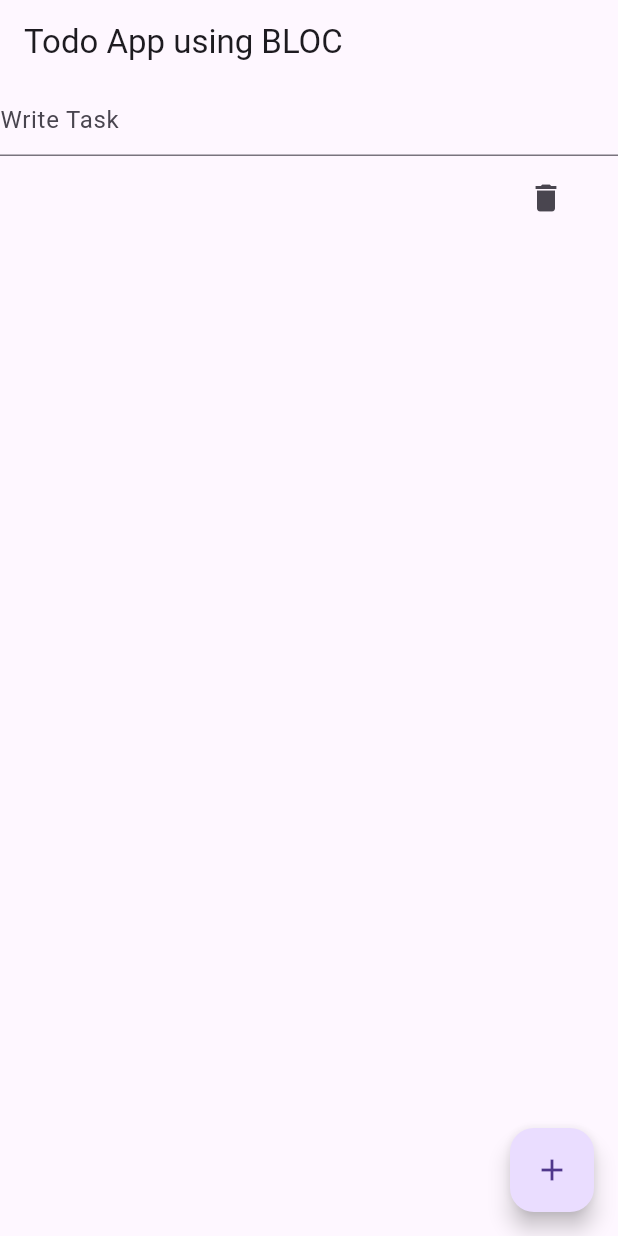
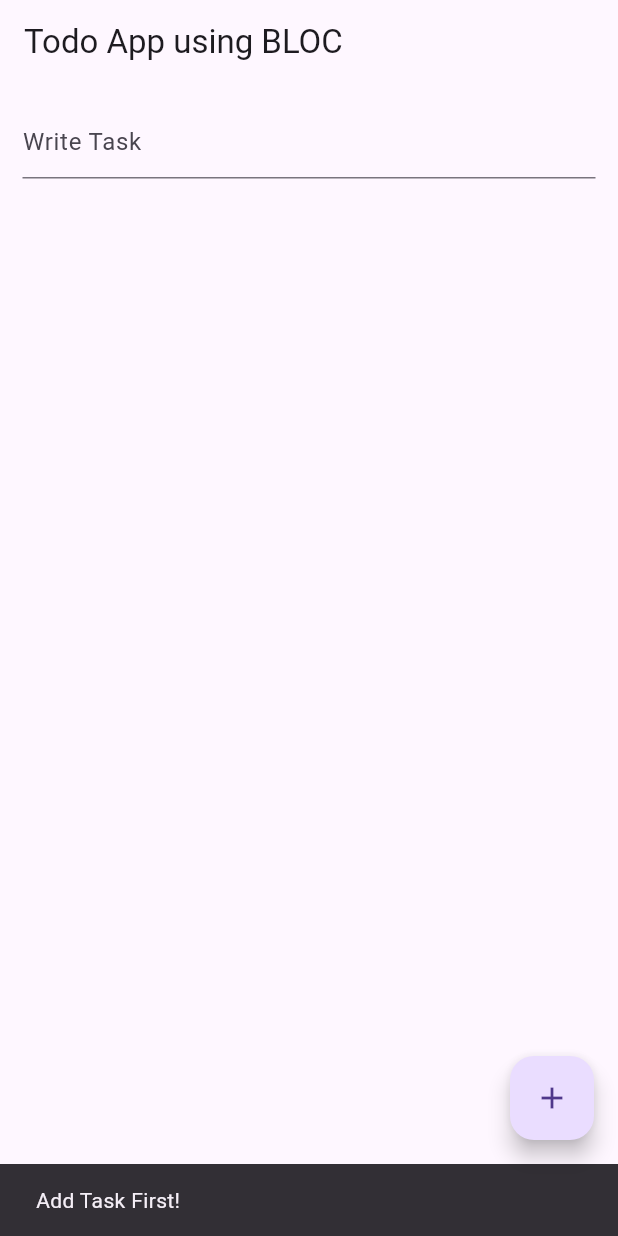
Before and after one commit to anasmufti97/bloc-pattern, a Flutter app: the screen it shows after launch, after a tap on the "add" icon, on a phone screen of 412 x 824 dp. Run offline on Flutter 3.47's test engine with Material 3 defaults, Android fonts, the phone set to English and light mode, and no system bars; our stand-ins replace bloc, equatable, flutter_bloc, image_picker.

Commit message:
screen enhanced of todo list

```diff
--- a/lib/ToDoList/to_do_list_bloc.dart
+++ b/lib/ToDoList/to_do_list_bloc.dart
@@ -18,6 +18,7 @@ class ToDoBloc extends Bloc<ToDoEvent, ToDoState> {
   _addTodo(AddTodoEvent event, Emitter<ToDoState> emit) {
     todos.add(event.task);
     emit(state.copyWith(todoList: List.from(todos)));
+    controller?.clear();
   }
 
   _removeTodo(RemoveTodoEvent event, Emitter<ToDoState> emit) {
--- a/lib/ToDoList/to_do_list_screen.dart
+++ b/lib/ToDoList/to_do_list_screen.dart
@@ -14,23 +14,25 @@ class ToDoScreen extends StatefulWidget {
 class _ToDoScreenState extends State<ToDoScreen> {
   @override
   Widget build(BuildContext context) {
+    var blocProvider = BlocProvider.of<ToDoBloc>(context);
     return Scaffold(
       appBar: AppBar(
         title: const Text('Todo App using BLOC'),
       ),
       body: Column(
         children: [
-          TextFormField(
-
-            onChanged: (v){
+          Padding(
+            padding: const EdgeInsets.all(15.0),
+            child: TextFormField(
+              onChanged: (v) {
                 setState(() {
                   context.read<ToDoBloc>().add(ShowControllerTextEvent(text: v));
                   // context.read<ToDoBloc>().add(ShowControllerTextEvent());
-
                 });
               },
               controller: BlocProvider.of<ToDoBloc>(context).controller,
               decoration: const InputDecoration(hintText: 'Write Task'),
+            ),
           ),
           Expanded(
             child: BlocBuilder<ToDoBloc, ToDoState>(
@@ -47,7 +49,7 @@ class _ToDoScreenState extends State<ToDoScreen> {
                             trailing: IconButton(
                               icon: const Icon(Icons.delete),
                               onPressed: () {
-                                BlocProvider.of<ToDoBloc>(context).add(
+                                blocProvider.add(
                                     RemoveTodoEvent(state.todoList[index]));
                               },
                             ),
@@ -55,8 +57,8 @@ class _ToDoScreenState extends State<ToDoScreen> {
                         },
                       ),
                     ),
-                    Text(
-                        BlocProvider.of<ToDoBloc>(context).controller?.text ?? "")
+                    Text(BlocProvider.of<ToDoBloc>(context).controller?.text ??
+                        "")
                   ],
                 );
               },
@@ -66,8 +68,18 @@ class _ToDoScreenState extends State<ToDoScreen> {
       ),
       floatingActionButton: FloatingActionButton(
         onPressed: () {
-          BlocProvider.of<ToDoBloc>(context).add(AddTodoEvent(
-              BlocProvider.of<ToDoBloc>(context).controller?.text ?? ""));
+          if (blocProvider.controller?.text == null ||
+              blocProvider.controller?.text == "") {
+            ScaffoldMessenger.of(context).showSnackBar(
+              SnackBar(
+                content: Text('Add Task First!'),
+              ),
+            );
+
+          } else {
+            blocProvider.add(AddTodoEvent(blocProvider.controller?.text ?? ""));
+          }
+
           // controller.clear();
         },
         child: const Icon(Icons.add),
```
Lines whose indentation alone changed are shown as unchanged.
